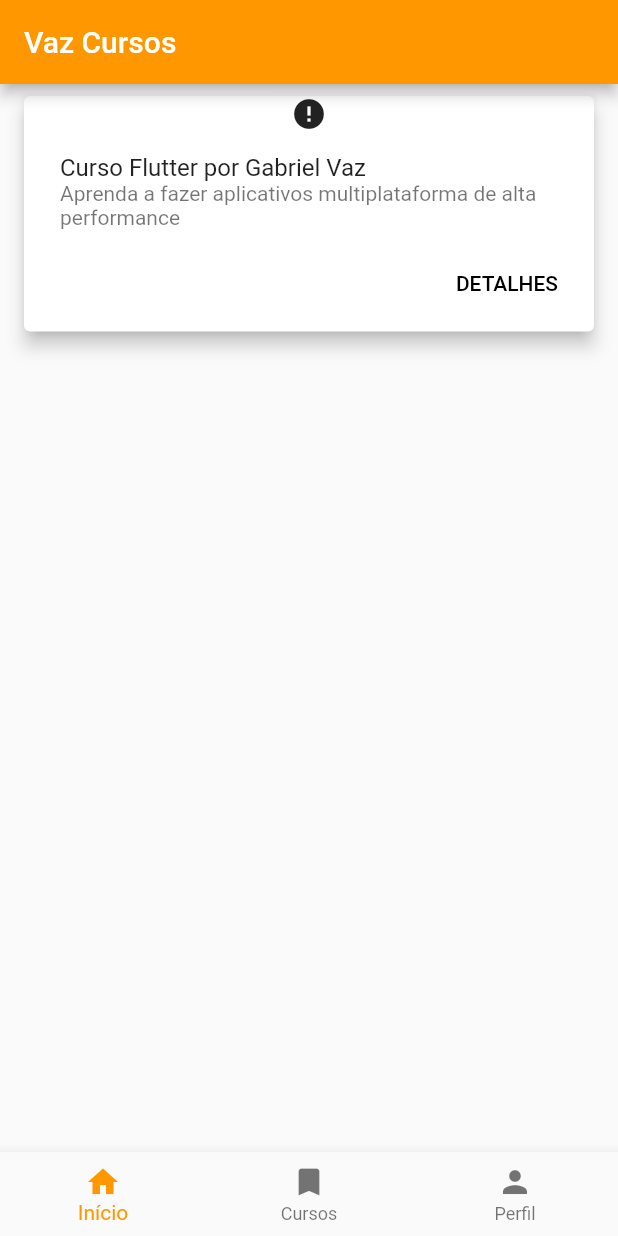
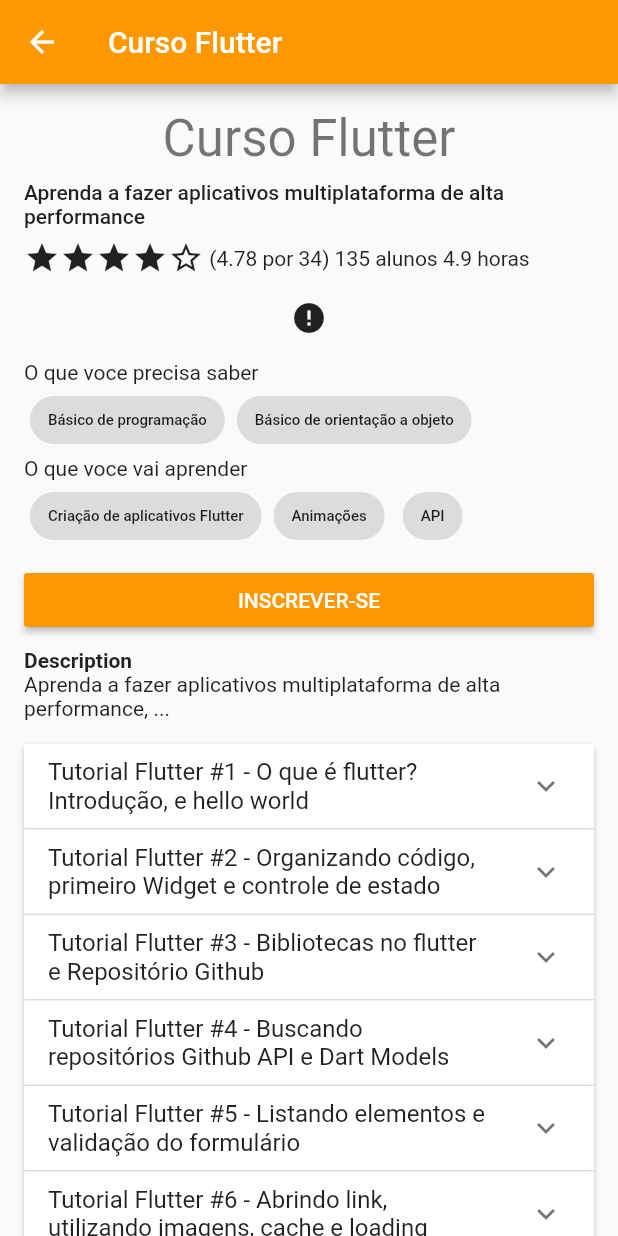
Before and after one commit to vazgabriel/vaz-cursos, a Flutter app: the screen it shows after launch, after a tap on "DETALHES", on a phone screen of 412 x 824 dp. Run offline on Flutter 3.47's test engine with Material 2 defaults, Android fonts, the phone set to English and light mode, and no system bars; drawn by our look-alikes of cached_network_image; our stand-ins replace youtube_player_flutter; network calls fail.

Commit message:
named routes + design detail course

```diff
--- a/lib/components/cached_image.dart
+++ b/lib/components/cached_image.dart
@@ -19,9 +19,9 @@ class CachedImage extends StatelessWidget {
           : null,
       progressIndicatorBuilder: (context, url, downloadProgress) =>
           CircularProgressIndicator(value: downloadProgress.progress),
-      errorWidget: (context, url, error) => Icon(Icons.error),
+      errorWidget: (context, url, error) => const Icon(Icons.error),
       fadeInCurve: Curves.easeIn,
-      fadeInDuration: Duration(seconds: 1),
+      fadeInDuration: const Duration(seconds: 1),
     );
   }
 }
--- /dev/null
+++ b/lib/components/detail_course_info.dart
@@ -0,0 +1,176 @@
+import 'package:flutter/material.dart';
+
+import 'package:vaz_cursos/components/cached_image.dart';
+import 'package:vaz_cursos/models/course.dart';
+
+class DetailCourseInfo extends StatefulWidget {
+  const DetailCourseInfo({Key key, this.course}) : super(key: key);
+
+  final Course course;
+
+  @override
+  _DetailCourseInfoState createState() => _DetailCourseInfoState();
+}
+
+class _DetailCourseInfoState extends State<DetailCourseInfo> {
+  var _indexExpanded = -1;
+
+  @override
+  Widget build(BuildContext context) {
+    final stars = [
+      widget.course.rate >= 1 ? Icon(Icons.star) : Icon(Icons.star_border),
+      widget.course.rate >= 2 ? Icon(Icons.star) : Icon(Icons.star_border),
+      widget.course.rate >= 3 ? Icon(Icons.star) : Icon(Icons.star_border),
+      widget.course.rate >= 4 ? Icon(Icons.star) : Icon(Icons.star_border),
+      widget.course.rate == 5 ? Icon(Icons.star) : Icon(Icons.star_border),
+    ];
+
+    return SingleChildScrollView(
+      child: Padding(
+        padding: const EdgeInsets.all(16.0),
+        child: Column(
+          crossAxisAlignment: CrossAxisAlignment.start,
+          children: <Widget>[
+            Center(
+              child: Text(
+                widget.course.name,
+                style: Theme.of(context).textTheme.headline4,
+              ),
+            ),
+            Padding(
+              padding: const EdgeInsets.symmetric(vertical: 8.0),
+              child: Text(widget.course.shortDescription,
+                  style: Theme.of(context).textTheme.bodyText1),
+            ),
+            Wrap(
+              crossAxisAlignment: WrapCrossAlignment.center,
+              children: <Widget>[
+                ...stars,
+                Text(
+                  ' (${widget.course.rate} por ${widget.course.totalReviews})',
+                ),
+                Text(
+                  ' ${widget.course.students} alunos',
+                ),
+                Text(
+                  ' ${(widget.course.minutes / 60).toStringAsFixed(1)} horas',
+                ),
+              ],
+            ),
+            Padding(
+              padding: const EdgeInsets.symmetric(vertical: 16.0),
+              child: Center(
+                child: CachedImage(
+                  imageUrl: widget.course.thumbnailUrl,
+                ),
+              ),
+            ),
+            Text('O que voce precisa saber'),
+            Wrap(
+              crossAxisAlignment: WrapCrossAlignment.center,
+              children: <Widget>[
+                ...widget.course.requirements.map(
+                  (e) => Padding(
+                    padding: EdgeInsets.symmetric(horizontal: 4.0),
+                    child: Chip(
+                      label: Text(
+                        e,
+                        style: TextStyle(fontSize: 10.0),
+                      ),
+                    ),
+                  ),
+                ),
+              ],
+            ),
+            Text('O que voce vai aprender'),
+            Wrap(
+              crossAxisAlignment: WrapCrossAlignment.center,
+              children: <Widget>[
+                ...widget.course.learnship.map(
+                  (e) => Padding(
+                    padding: EdgeInsets.symmetric(horizontal: 4.0),
+                    child: Chip(
+                      label: Text(
+                        e,
+                        style: TextStyle(fontSize: 10.0),
+                      ),
+                    ),
+                  ),
+                ),
+              ],
+            ),
+            Padding(
+              padding: EdgeInsets.symmetric(vertical: 8.0),
+              child: SizedBox(
+                width: double.infinity,
+                child: RaisedButton(
+                  onPressed: () {},
+                  child: Text('INSCREVER-SE'),
+                  color: Theme.of(context).primaryColor,
+                  textColor: Colors.white,
+                ),
+              ),
+            ),
+            Text(
+              'Description',
+              style: TextStyle(fontWeight: FontWeight.bold),
+            ),
+            Wrap(
+              children: <Widget>[Text(widget.course.description)],
+            ),
+            SizedBox(height: 16.0,),
+            ExpansionPanelList(
+              expansionCallback: (panelIndex, isExpanded) => setState(() {
+                if (panelIndex == _indexExpanded) {
+                  _indexExpanded = -1;
+                } else {
+                  _indexExpanded = panelIndex;
+                }
+              }),
+              children: widget.course.classes
+                  .asMap()
+                  .map(
+                    (index, e) => MapEntry(
+                      index,
+                      ExpansionPanel(
+                          headerBuilder: (context, isExpanded) => ListTile(
+                                title: Text(e.title),
+                              ),
+                          body: Padding(
+                            padding: EdgeInsets.all(8.0),
+                            child: Column(
+                              children: <Widget>[
+                                Text(e.description),
+                              ],
+                            ),
+                          ),
+                          isExpanded: _indexExpanded == index),
+                    ),
+                  )
+                  .values
+                  .toList(),
+            )
+          ],
+        ),
+      ),
+    );
+  }
+}
+
+// id: 1,
+// name: 'Curso Flutter',
+// thumbnailUrl:
+//     'https://i.ytimg.com/vi/lIF7yXNYa3o/hqdefault.jpg?sqp=-oaymwEZCPYBEIoBSFXyq4qpAwsIARUAAIhCGAFwAQ==&rs=AOn4CLCCJX4KuI9cVWmc0ddJxwvn7TvIJQ',
+// shortDescription:
+//     'Aprenda a fazer aplicativos multiplataforma de alta performance',
+// description:
+//     'Aprenda a fazer aplicativos multiplataforma de alta performance, ...',
+// requirements: ['Básico de programação', 'Básico de orientação a objeto'],
+// learnship: ['Criação de aplicativos Flutter', 'Animações', 'API'],
+// teacher: gabriel,
+// minutes: 293,
+// rate: 4.78,
+// students: 135,
+// totalReviews: 34,
+// reviews: reviews,
+// classes: classes,
--- /dev/null
+++ b/lib/components/list_card.dart
@@ -0,0 +1,48 @@
+import 'package:flutter/material.dart';
+
+import 'package:vaz_cursos/components/cached_image.dart';
+import 'package:vaz_cursos/models/course.dart';
+import 'package:vaz_cursos/named_routes.dart';
+
+class ListCard extends StatelessWidget {
+  const ListCard({Key key, this.course}) : super(key: key);
+
+  final Course course;
+
+  @override
+  Widget build(BuildContext context) {
+    return Card(
+      elevation: 5.0,
+      margin: const EdgeInsets.symmetric(horizontal: 16.0, vertical: 8.0),
+      child: Padding(
+        padding: const EdgeInsets.symmetric(horizontal: 8.0),
+        child: Column(
+          children: <Widget>[
+            CachedImage(
+              imageUrl: course.thumbnailUrl,
+            ),
+            const SizedBox(
+              height: 10.0,
+            ),
+            ListTile(
+              title: Text('${course.name} por ${course.teacher.name}'),
+              subtitle: Text(course.shortDescription),
+            ),
+            ButtonBar(
+              children: <Widget>[
+                FlatButton(
+                  onPressed: () {
+                    Navigator.pushNamed(context, DetailCourseViewRoute, arguments: {
+                      "id": course.id,
+                    });
+                  },
+                  child: const Text('DETALHES'),
+                )
+              ],
+            )
+          ],
+        ),
+      ),
+    );
+  }
+}
--- a/lib/components/player.dart
+++ b/lib/components/player.dart
@@ -8,7 +8,7 @@ class Player extends StatelessWidget {
 
   @override
   Widget build(BuildContext context) {
-    YoutubePlayerController _controller = YoutubePlayerController(
+    final YoutubePlayerController _controller = YoutubePlayerController(
       initialVideoId: youtubeId,
     );
 
--- a/lib/main.dart
+++ b/lib/main.dart
@@ -1,6 +1,7 @@
 import 'package:flutter/material.dart';
 
-import 'package:vaz_cursos/tab.dart';
+import 'package:vaz_cursos/named_routes.dart';
+import 'package:vaz_cursos/route.dart';
 
 void main() {
   runApp(MyApp());
@@ -12,10 +13,16 @@ class MyApp extends StatelessWidget {
     return MaterialApp(
       title: 'Vaz Cursos',
       theme: ThemeData(
-        primarySwatch: Colors.orange,
+        primaryColor: Colors.orange,
+        primaryTextTheme: Theme.of(context)
+            .primaryTextTheme
+            .copyWith(headline6: TextStyle(color: Colors.white)),
+        primaryIconTheme:
+            Theme.of(context).primaryIconTheme.copyWith(color: Colors.white),
         visualDensity: VisualDensity.adaptivePlatformDensity,
       ),
-      home: TabPage(),
+      onGenerateRoute: generateRoute,
+      initialRoute: HomeViewRoute,
     );
   }
 }
--- /dev/null
+++ b/lib/named_routes.dart
@@ -0,0 +1,2 @@
+const String HomeViewRoute = '/';
+const String DetailCourseViewRoute = 'detail-course';
--- /dev/null
+++ b/lib/pages/detail_course.dart
@@ -0,0 +1,30 @@
+import 'package:flutter/material.dart';
+
+import 'package:vaz_cursos/components/detail_course_info.dart';
+import 'package:vaz_cursos/mock/courses.dart';
+import 'package:vaz_cursos/models/course.dart';
+
+class DetailCourse extends StatelessWidget {
+  const DetailCourse({Key key, this.id}) : super(key: key);
+
+  final int id;
+
+  @override
+  Widget build(BuildContext context) {
+    final Course course = courses.firstWhere((element) => element.id == id, orElse: () => null);
+    final Widget body = course != null
+        ? DetailCourseInfo(
+            course: course,
+          )
+        : Center(
+            child: Text('Curso não encontrado'),
+          );
+
+    return Scaffold(
+      appBar: AppBar(
+        title: Text(course != null ? course.name : 'Não encontrado'),
+      ),
+      body: body,
+    );
+  }
+}
--- a/lib/pages/home.dart
+++ b/lib/pages/home.dart
@@ -1,6 +1,7 @@
 import 'package:flutter/material.dart';
-import 'package:vaz_cursos/components/cached_image.dart';
+
 import 'package:vaz_cursos/mock/courses.dart';
+import 'package:vaz_cursos/components/list_card.dart';
 
 class HomePage extends StatelessWidget {
   const HomePage({Key key}) : super(key: key);
@@ -9,34 +10,8 @@ class HomePage extends StatelessWidget {
   Widget build(BuildContext context) {
     return ListView.builder(
       itemCount: courses.length,
-      itemBuilder: (context, index) => Card(
-        elevation: 5.0,
-        margin: const EdgeInsets.symmetric(horizontal: 16.0, vertical: 8.0),
-        child: Padding(
-          padding: const EdgeInsets.symmetric(horizontal: 8.0),
-          child: Column(
-            children: <Widget>[
-              CachedImage(
-                imageUrl: courses[index].thumbnailUrl,
-              ),
-              const SizedBox(
-                height: 10.0,
-              ),
-              ListTile(
-                title: Text('${courses[index].name} por ${courses[index].teacher.name}'),
-                subtitle: Text(courses[index].shortDescription),
-              ),
-              ButtonBar(
-                children: <Widget>[
-                  FlatButton(
-                    onPressed: () {},
-                    child: const Text('DETALHES'),
-                  )
-                ],
-              )
-            ],
-          ),
-        ),
+      itemBuilder: (context, index) => ListCard(
+        course: courses[index],
       ),
     );
   }
--- /dev/null
+++ b/lib/route.dart
@@ -0,0 +1,21 @@
+import 'package:flutter/material.dart';
+
+import 'package:vaz_cursos/pages/detail_course.dart';
+import 'package:vaz_cursos/named_routes.dart';
+import 'package:vaz_cursos/tab.dart';
+
+Route<dynamic> generateRoute(RouteSettings settings) {
+  var arguments = settings.arguments;
+
+  switch (settings.name) {
+    case DetailCourseViewRoute:
+      return MaterialPageRoute(
+        builder: (context) => DetailCourse(
+          id: (arguments as Map<String, dynamic>)['id'],
+        ),
+      );
+    case HomeViewRoute:
+    default:
+      return MaterialPageRoute(builder: (context) => TabPage());
+  }
+}
--- a/lib/tab.dart
+++ b/lib/tab.dart
@@ -13,7 +13,7 @@ class TabPage extends StatefulWidget {
 
 class _TabPageState extends State<TabPage> {
   var _currentIndex = 0;
-  var _children = [
+  final _children = [
     HomePage(),
     CoursesPage(),
     ProfilePage(),
@@ -31,16 +31,13 @@ class _TabPageState extends State<TabPage> {
   Widget build(BuildContext context) {
     return Scaffold(
       appBar: AppBar(
-        title: Text(
-          'Vaz Cursos',
-          style: TextStyle(color: Colors.white),
-        ),
+        title: const Text('Vaz Cursos'),
       ),
       body: _children[_currentIndex],
       bottomNavigationBar: BottomNavigationBar(
         onTap: _onTap,
         currentIndex: _currentIndex,
-        items: [
+        items: const [
           BottomNavigationBarItem(
             icon: Icon(Icons.home),
             title: Text('Início'),
@@ -58,28 +55,3 @@ class _TabPageState extends State<TabPage> {
     );
   }
 }
-
-// Widget build(BuildContext context) {
-//   return Scaffold(
-//     appBar: AppBar(
-//       title: Text('My Flutter App'),
-//     ),
-//     body: _children[_currentIndex], // new
-//     bottomNavigationBar: BottomNavigationBar(
-//       onTap: onTabTapped, // new
-//       currentIndex: _currentIndex, // new
-//       items: [
-//         new BottomNavigationBarItem(
-//           icon: Icon(Icons.home),
-//           title: Text('Home'),
-//         ),
-//         new BottomNavigationBarItem(
-//           icon: Icon(Icons.mail),
-//           title: Text('Messages'),
-//         ),
-//         new BottomNavigationBarItem(
-//             icon: Icon(Icons.person), title: Text('Profile'))
-//       ],
-//     ),
-//   );
-// }
```
